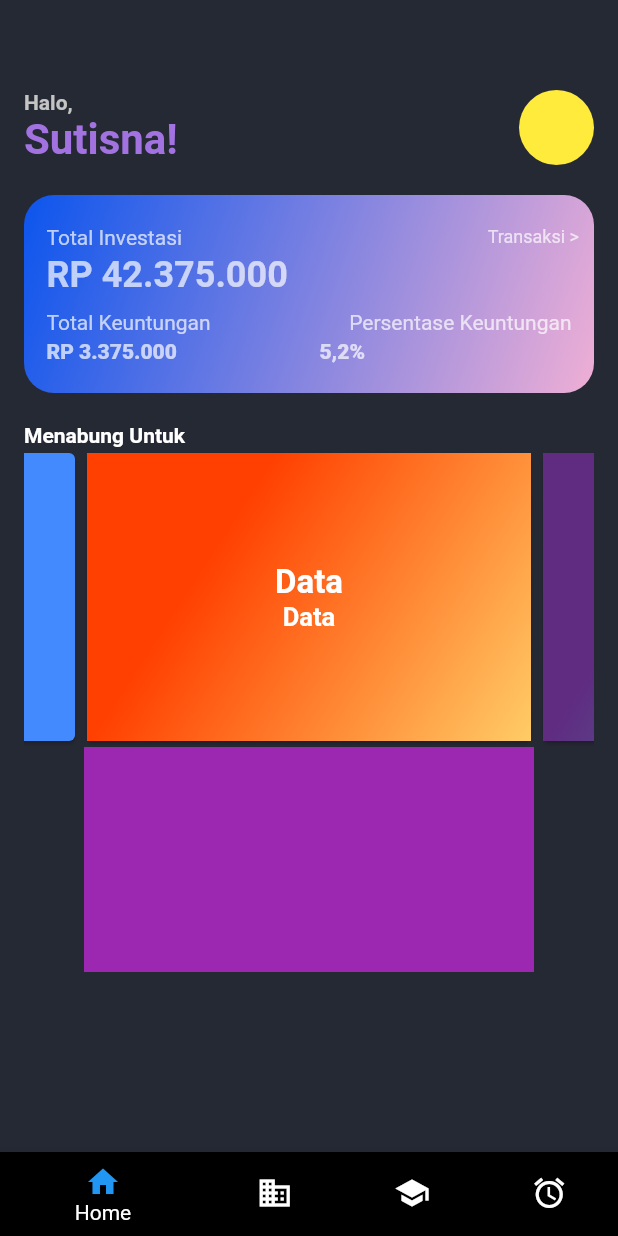
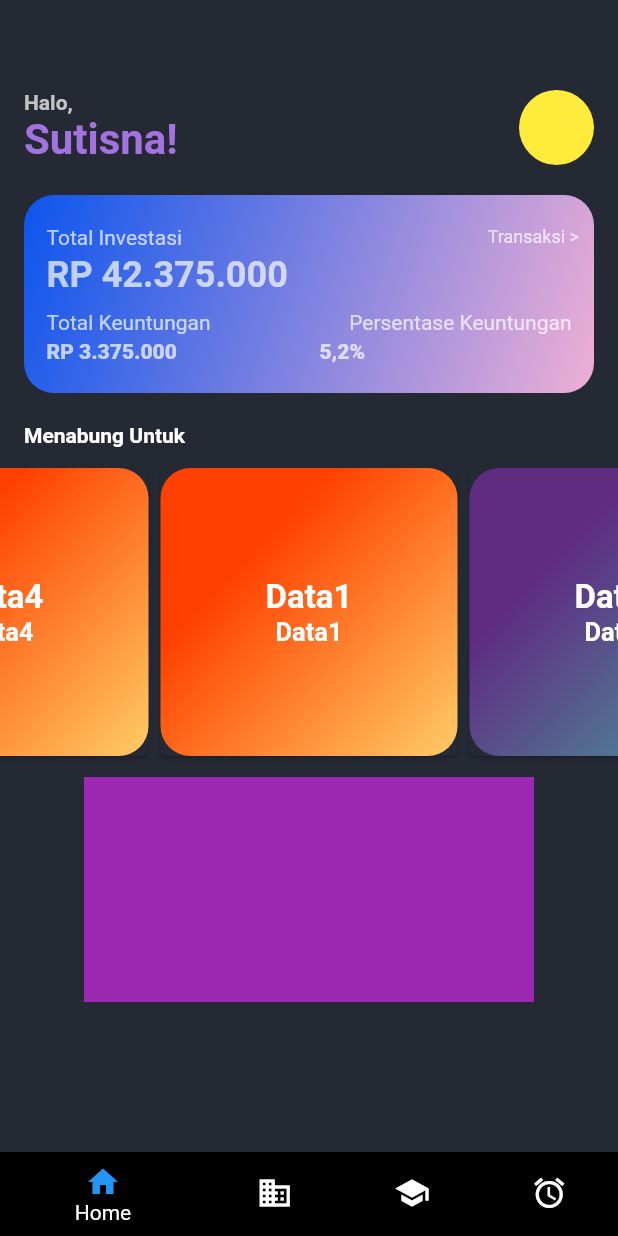
Before and after one commit to RenaldoLouis/flutter_invest_app, a Flutter app: the screen it shows after launch, on a phone screen of 412 x 824 dp. Run offline on Flutter 3.47's test engine with Material 2 defaults, Android fonts, the light colour scheme and no system bars; drawn by our look-alikes of carousel_slider.

Commit message:
fix container grouping

```diff
--- a/lib/Components/Item2.dart
+++ b/lib/Components/Item2.dart
@@ -7,6 +7,7 @@ class Item2 extends StatelessWidget {
   Widget build(BuildContext context) {
     return Container(
       decoration: BoxDecoration(
+        borderRadius: BorderRadius.circular(20),
         gradient: LinearGradient(
             begin: Alignment.topLeft,
             end: Alignment.bottomRight,
@@ -16,12 +17,12 @@ class Item2 extends StatelessWidget {
       child: Column(
         mainAxisAlignment: MainAxisAlignment.center,
         children: <Widget>[
-          Text("Data",
+          Text("Data2",
               style: TextStyle(
                   color: Colors.white,
                   fontSize: 22.0,
                   fontWeight: FontWeight.bold)),
-          Text("Data",
+          Text("Data2",
               style: TextStyle(
                   color: Colors.white,
                   fontSize: 17.0,
--- a/lib/Components/Item3.dart
+++ b/lib/Components/Item3.dart
@@ -7,6 +7,7 @@ class Item3 extends StatelessWidget {
   Widget build(BuildContext context) {
     return Container(
       decoration: BoxDecoration(
+        borderRadius: BorderRadius.circular(20),
         gradient: LinearGradient(
             begin: Alignment.topLeft,
             end: Alignment.bottomRight,
@@ -24,7 +25,7 @@ class Item3 extends StatelessWidget {
         children: <Widget>[
           Image.asset(
             'assets/flutter_dev.png',
-            height: 180.0,
+            height: 150.0,
             fit: BoxFit.cover,
           )
         ],
--- a/lib/Components/item1.dart
+++ b/lib/Components/item1.dart
@@ -7,6 +7,7 @@ class Item1 extends StatelessWidget {
   Widget build(BuildContext context) {
     return Container(
       decoration: BoxDecoration(
+        borderRadius: BorderRadius.circular(20),
         gradient: LinearGradient(
             begin: Alignment.topLeft,
             end: Alignment.bottomRight,
@@ -22,12 +23,12 @@ class Item1 extends StatelessWidget {
       child: Column(
         mainAxisAlignment: MainAxisAlignment.center,
         children: <Widget>[
-          Text("Data",
+          Text("Data1",
               style: TextStyle(
                   color: Colors.white,
                   fontSize: 22.0,
                   fontWeight: FontWeight.bold)),
-          Text("Data",
+          Text("Data1",
               style: TextStyle(
                   color: Colors.white,
                   fontSize: 17.0,
--- a/lib/Components/item4.dart
+++ b/lib/Components/item4.dart
@@ -6,15 +6,29 @@ class Item4 extends StatelessWidget {
   @override
   Widget build(BuildContext context) {
     return Container(
+      decoration: BoxDecoration(
+        borderRadius: BorderRadius.circular(20),
+        gradient: LinearGradient(
+            begin: Alignment.topLeft,
+            end: Alignment.bottomRight,
+            stops: [
+              0.3,
+              1
+            ],
+            colors: [
+              Color(0xffff4000),
+              Color(0xffffcc66),
+            ]),
+      ),
       child: Column(
         mainAxisAlignment: MainAxisAlignment.center,
         children: <Widget>[
-          Text("Data",
+          Text("Data4",
               style: TextStyle(
                   color: Colors.white,
                   fontSize: 22.0,
                   fontWeight: FontWeight.bold)),
-          Text("Data",
+          Text("Data4",
               style: TextStyle(
                   color: Colors.white,
                   fontSize: 17.0,
--- a/lib/app/sign_in/sign_in_page.dart
+++ b/lib/app/sign_in/sign_in_page.dart
@@ -57,17 +57,17 @@ class _SigninPageState extends State<SigninPage> {
           ),
           BottomNavigationBarItem(
             icon: Icon(Icons.business),
-            label: 'Business',
+            label: 'Portofolio',
             // backgroundColor: Colors.red,
           ),
           BottomNavigationBarItem(
             icon: Icon(Icons.school),
-            label: 'School',
+            label: 'Favorite',
             // backgroundColor: Colors.red,
           ),
           BottomNavigationBarItem(
             icon: Icon(Icons.access_alarm),
-            label: "asd",
+            label: "Prpfile",
             //  backgroundColor: Colors.red,
           ),
         ],
@@ -78,12 +78,14 @@ class _SigninPageState extends State<SigninPage> {
   Container _buildContent() {
     return Container(
       color: Color(0xFF252934),
-      padding: EdgeInsets.only(left: 16, right: 16, top: 35),
+      // padding: EdgeInsets.only(left: 16, right: 16, top: 35),
       child: Column(
         // mainAxisAlignment: MainAxisAlignment.start,
         // crossAxisAlignment: CrossAxisAlignment.stretch,
         children: <Widget>[
-          Row(
+          Container(
+            padding: EdgeInsets.only(left: 16, right: 16, top: 35),
+            child: Row(
               mainAxisAlignment: MainAxisAlignment.spaceBetween,
               children: [
                 Container(
@@ -125,7 +127,11 @@ class _SigninPageState extends State<SigninPage> {
                 ),
               ],
             ),
-          Row(children: [
+          ),
+          Container(
+            padding: EdgeInsets.only(left: 16, right: 16),
+            child: Row(
+              children: [
                 Expanded(
                   child: Container(
                     margin: EdgeInsets.symmetric(vertical: 20),
@@ -150,7 +156,8 @@ class _SigninPageState extends State<SigninPage> {
                               margin: EdgeInsets.only(
                                   top: 20.0, left: 15.0, right: 10.0),
                               child: Row(
-                            mainAxisAlignment: MainAxisAlignment.spaceBetween,
+                                mainAxisAlignment:
+                                    MainAxisAlignment.spaceBetween,
                                 children: <Widget>[
                                   Align(
                                     child: Text(
@@ -173,8 +180,8 @@ class _SigninPageState extends State<SigninPage> {
                                 ],
                               )),
                           Container(
-                        margin:
-                            EdgeInsets.only(top: 3.0, left: 15.0, right: 10.0),
+                            margin: EdgeInsets.only(
+                                top: 3.0, left: 15.0, right: 10.0),
                             child: Align(
                               alignment: Alignment(-1, 1),
                               child: Text(
@@ -187,8 +194,8 @@ class _SigninPageState extends State<SigninPage> {
                             ),
                           ),
                           Container(
-                        margin:
-                            EdgeInsets.only(top: 10.0, left: 15.0, right: 15.0),
+                            margin: EdgeInsets.only(
+                                top: 10.0, left: 15.0, right: 15.0),
                             child: Row(
                               mainAxisAlignment: MainAxisAlignment.spaceBetween,
                               children: <Widget>[
@@ -214,8 +221,8 @@ class _SigninPageState extends State<SigninPage> {
                             ),
                           ),
                           Container(
-                        margin:
-                            EdgeInsets.only(top: 3.0, left: 15.0, right: 10.0),
+                            margin: EdgeInsets.only(
+                                top: 3.0, left: 15.0, right: 10.0),
                             child: Row(
                               mainAxisAlignment: MainAxisAlignment.start,
                               children: <Widget>[
@@ -249,8 +256,12 @@ class _SigninPageState extends State<SigninPage> {
                     ),
                   ),
                 ),
-          ]),
-          Align(
+              ],
+            ),
+          ),
+          Container(
+            padding: EdgeInsets.only(left: 16, right: 16),
+            child: Align(
               alignment: Alignment.centerLeft,
               child: Text(
                 "Menabung Untuk",
@@ -260,7 +271,9 @@ class _SigninPageState extends State<SigninPage> {
                     fontSize: 14.0),
               ),
             ),
+          ),
           Container(
+            margin: EdgeInsets.symmetric(vertical: 10),
             // color: Colors.red,
             // child: CarouselSlider(
             //   options: CarouselOptions(
@@ -288,13 +301,14 @@ class _SigninPageState extends State<SigninPage> {
             // ),
             child: CarouselSlider(
               options: CarouselOptions(
+                viewportFraction: 0.5,
                 height: 200.0,
                 autoPlay: true,
                 autoPlayInterval: Duration(seconds: 3),
                 autoPlayAnimationDuration: Duration(milliseconds: 800),
                 autoPlayCurve: Curves.fastOutSlowIn,
                 pauseAutoPlayOnTouch: true,
-                aspectRatio: 2.0,
+                // aspectRatio: 2.0,
                 onPageChanged: (index, reason) {
                   setState(() {
                     _currentIndex = index;
@@ -302,16 +316,21 @@ class _SigninPageState extends State<SigninPage> {
                 },
               ),
               items: cardList.map((card) {
-                return Builder(builder: (BuildContext context) {
-                  return Container(
+                return Builder(
+                  builder: (BuildContext context) {
+                    return ClipRRect(
+                      // borderRadius: BorderRadius.circular(10),
+                      child: Container(
                         height: MediaQuery.of(context).size.height * 0.30,
                         width: MediaQuery.of(context).size.width,
                         child: Card(
-                      color: Colors.blueAccent,
+                          color: Color(0xFF252934),
                           child: card,
                         ),
+                      ),
                     );
-                });
+                  },
+                );
               }).toList(),
             ),
           ),
```
Lines whose indentation alone changed are shown as unchanged.
